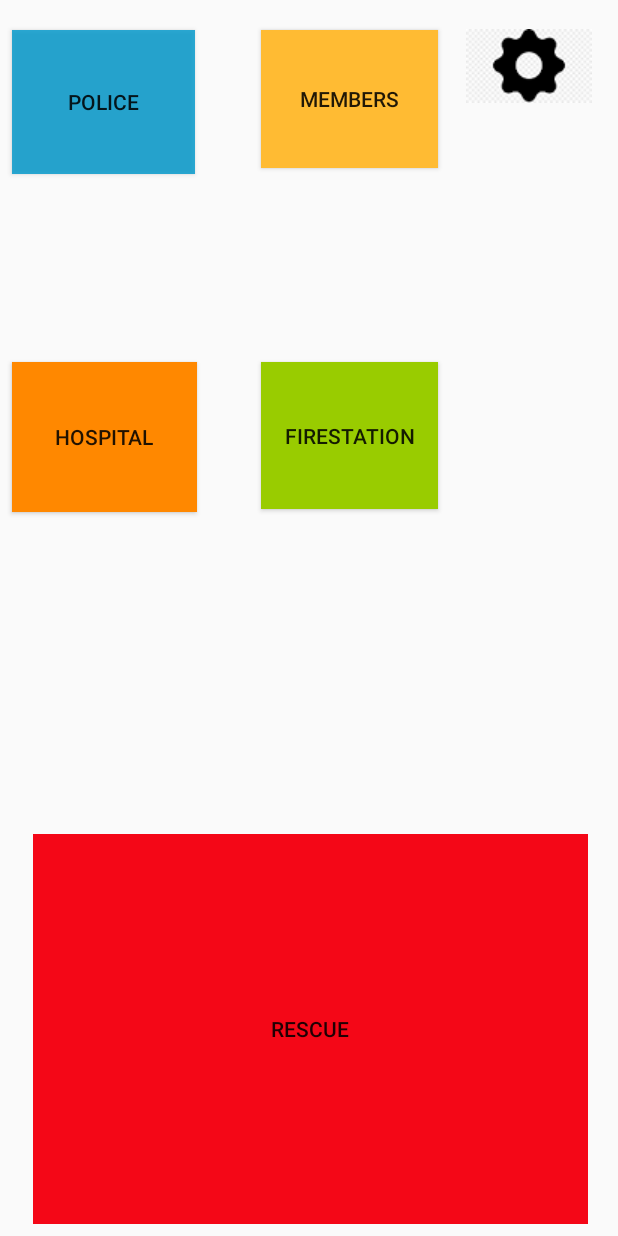
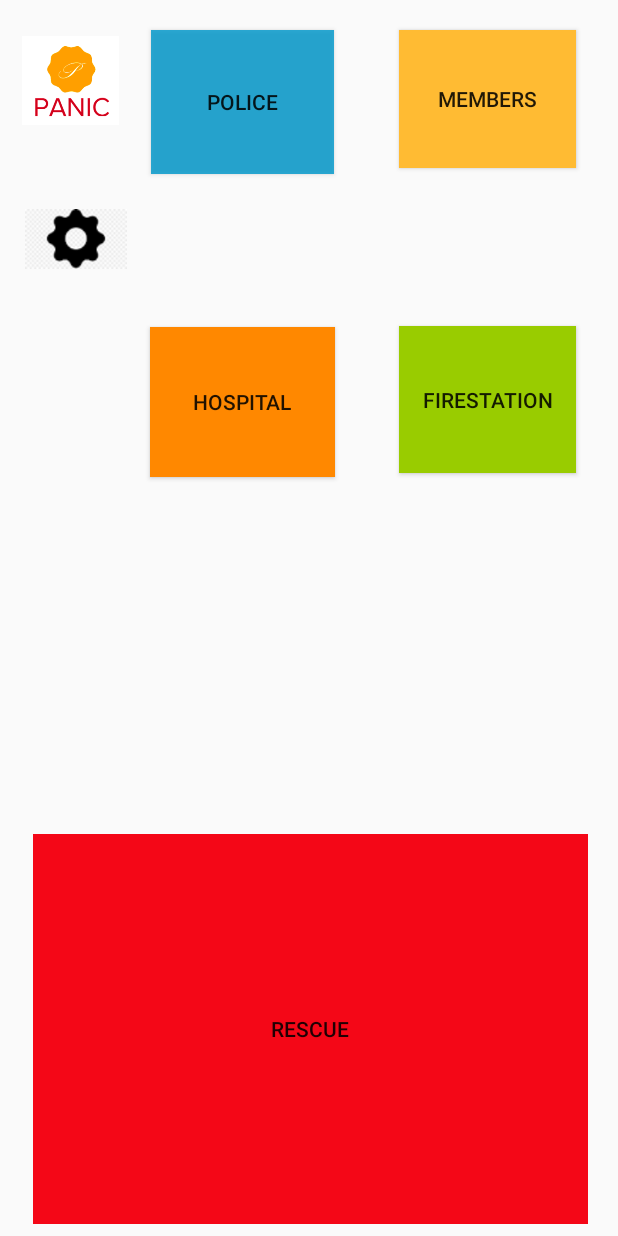
Before and after one commit to Aadit01/rescue_Android-, an Android app: the mainPage screen opened directly, with no data from a screen before it, on a phone screen of 412 x 824 dp. Run offline under Robolectric (Android 15) with nearby library versions, the phone set to English and light mode, and no system bars.

Commit message:
commit file

```diff
--- a/panic_fireBase_Login/FirebaseLoginApp/app/src/main/res/layout/activity_main_page.xml
+++ b/panic_fireBase_Login/FirebaseLoginApp/app/src/main/res/layout/activity_main_page.xml
@@ -6,6 +6,20 @@
 
     android:layout_height="match_parent"
     >
+
+    <ImageView
+        android:layout_width="78dp"
+        android:layout_height="59dp"
+        android:layout_marginBottom="8dp"
+        android:layout_marginEnd="8dp"
+        android:layout_marginStart="8dp"
+        android:src="@drawable/logoo"
+        app:layout_constraintBottom_toBottomOf="parent"
+        app:layout_constraintEnd_toEndOf="parent"
+        app:layout_constraintHorizontal_bias="0.0"
+        app:layout_constraintStart_toStartOf="parent"
+        app:layout_constraintTop_toTopOf="parent"
+        app:layout_constraintVertical_bias="0.032" />
 
     <TextView
         android:id="@+id/textView"
@@ -53,7 +67,7 @@
         android:text="police"
         app:layout_constraintBottom_toBottomOf="parent"
         app:layout_constraintEnd_toEndOf="parent"
-        app:layout_constraintHorizontal_bias="0.0"
+        app:layout_constraintHorizontal_bias="0.337"
         app:layout_constraintStart_toStartOf="parent"
         app:layout_constraintTop_toTopOf="parent"
         app:layout_constraintVertical_bias="0.017" />
@@ -71,10 +85,10 @@
         android:text="hospital"
         app:layout_constraintBottom_toBottomOf="@+id/frameLayout"
         app:layout_constraintEnd_toEndOf="parent"
-        app:layout_constraintHorizontal_bias="0.0"
+        app:layout_constraintHorizontal_bias="0.338"
         app:layout_constraintStart_toStartOf="parent"
         app:layout_constraintTop_toTopOf="parent"
-        app:layout_constraintVertical_bias="0.333" />
+        app:layout_constraintVertical_bias="0.3" />
 
     <Button
         android:id="@+id/member01"
@@ -89,7 +103,7 @@
         android:text="members"
         app:layout_constraintBottom_toBottomOf="parent"
         app:layout_constraintEnd_toEndOf="parent"
-        app:layout_constraintHorizontal_bias="0.596"
+        app:layout_constraintHorizontal_bias="0.928"
         app:layout_constraintStart_toStartOf="parent"
         app:layout_constraintTop_toTopOf="parent"
         app:layout_constraintVertical_bias="0.017" />
@@ -107,26 +121,26 @@
         android:text="firestation"
         app:layout_constraintBottom_toBottomOf="@+id/frameLayout"
         app:layout_constraintEnd_toEndOf="parent"
-        app:layout_constraintHorizontal_bias="0.596"
+        app:layout_constraintHorizontal_bias="0.928"
         app:layout_constraintStart_toStartOf="parent"
         app:layout_constraintTop_toTopOf="parent"
-        app:layout_constraintVertical_bias="0.332" />
+        app:layout_constraintVertical_bias="0.298" />
 
     <ImageView
         android:id="@+id/imageView"
-        android:layout_width="wrap_content"
+        android:layout_width="68dp"
         android:layout_height="wrap_content"
         android:layout_marginBottom="8dp"
         android:layout_marginEnd="8dp"
         android:layout_marginStart="8dp"
         android:layout_marginTop="8dp"
+        android:onClick="nextSettingPage"
         android:src="@drawable/set"
-        android:onClick="nextSettingPage"
         app:layout_constraintBottom_toBottomOf="parent"
         app:layout_constraintEnd_toEndOf="parent"
-        app:layout_constraintHorizontal_bias="0.971"
+        app:layout_constraintHorizontal_bias="0.026"
         app:layout_constraintStart_toStartOf="parent"
         app:layout_constraintTop_toTopOf="parent"
-        app:layout_constraintVertical_bias="0.015" />
+        app:layout_constraintVertical_bias="0.167" />
 
 </android.support.constraint.ConstraintLayout>
```
Also changed, not shown: panic_fireBase_Login/FirebaseLoginApp/app/src/main/res/layout/activity_login.xml (+12 -8 lines), panic_fireBase_Login/FirebaseLoginApp/app/src/main/res/layout/activity_main.xml (+13 -0 lines), panic_fireBase_Login/FirebaseLoginApp/app/src/main/res/layout/activity_reset_password.xml (+16 -4 lines), panic_fireBase_Login/FirebaseLoginApp/app/src/main/res/layout/activity_signup.xml (+13 -1 lines), panic_fireBase_Login/FirebaseLoginApp/app/src/main/res/drawable/logoo.png (added), 1961 other files.
